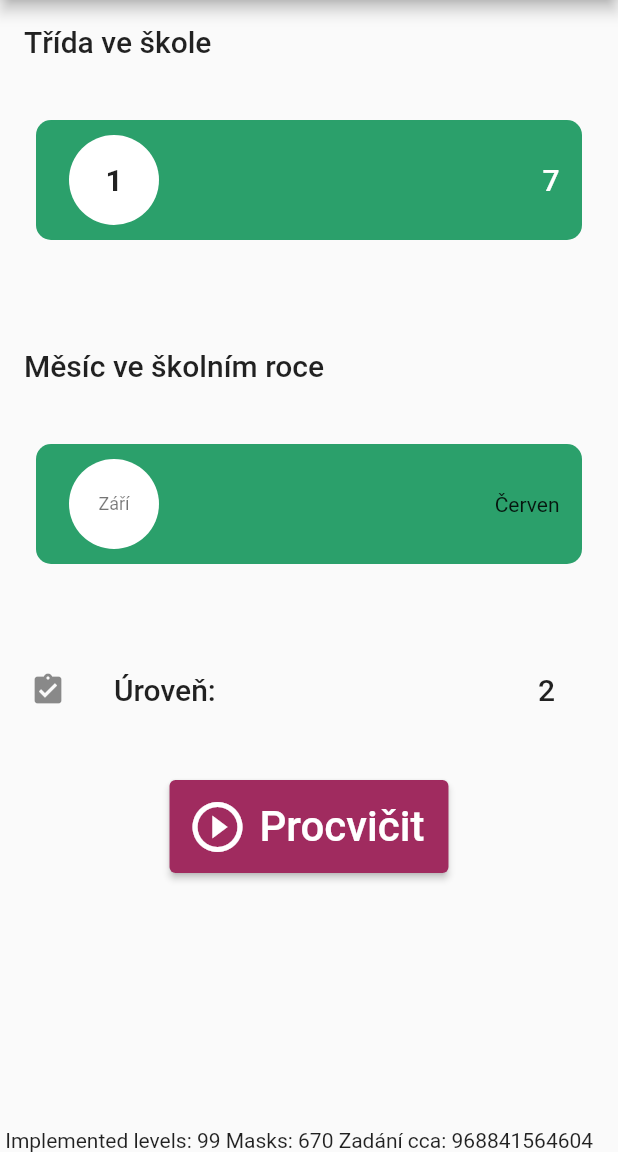
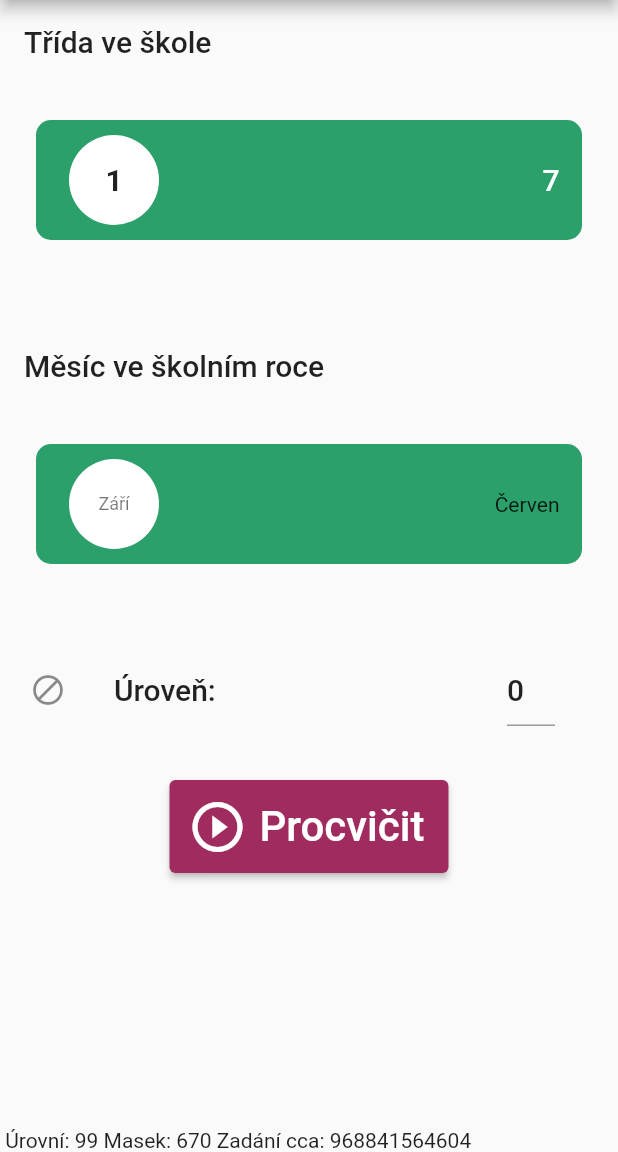
Before and after one commit to digicas/cvicebnice, a Flutter app: the screen it shows after launch, on a phone screen of 412 x 824 dp, the part 84-1236 px from its top. Run offline on Flutter 3.47's test engine with Material 2 defaults, Android fonts, the phone set to English and light mode, and no system bars.

Commit message:
all levels selectable

```diff
--- a/lib/main.dart
+++ b/lib/main.dart
@@ -46,8 +46,8 @@ class TaskListScreen extends StatelessWidget {
       appBar: AppBar(
         title: Text("Pyramidy (prototyp)"),
       ),
-      body: Builder(builder: (context) {
-        return SafeArea(
+
+      body: SafeArea(
         child: Container(
 //          color: Colors.pink,
           child: LevelSelect(
@@ -58,10 +58,12 @@ class TaskListScreen extends StatelessWidget {
               var level = LevelTree.getLevelByLevelIndex(selectedLevelIndex);
 
               if (level == null) {
-                  Scaffold.of(context).showSnackBar(SnackBar(
-                    content: Text(
-                        "Úroveň $selectedLevelIndex není ještě naimplemetovaná."),
-                  ));
+// must use builder function
+//                Scaffold.of(context).showSnackBar(SnackBar(
+//                  content: Text(
+//                      "Úroveň $selectedLevelIndex není ještě naimplemetovaná."),
+//                ));
+
               } else {
                 Navigator.push(
                   context,
@@ -73,6 +75,51 @@ class TaskListScreen extends StatelessWidget {
             },
           ),
 
+        ),
+      ),
+
+//      body: Builder(builder: (context) {
+//        return SafeArea(
+//          child: Container(
+////          color: Colors.pink,
+//            child: LevelSelect(
+//              onPlay: (int selectedLevelIndex) {
+//                print("selected level $selectedLevelIndex");
+//                // if level not yet implemented, just Toast
+//
+//                var level = LevelTree.getLevelByLevelIndex(selectedLevelIndex);
+//
+//                if (level == null) {
+//                  Scaffold.of(context).showSnackBar(SnackBar(
+//                    content: Text(
+//                        "Úroveň $selectedLevelIndex není ještě naimplemetovaná."),
+//                  ));
+//                } else {
+//                  Navigator.push(
+//                    context,
+//                    MaterialPageRoute(
+//                        builder: (context) =>
+//                            TaskScreen(level: level)),
+//                  );
+//                }
+//              },
+//            ),
+//
+//          ),
+//        );
+//      }),
+//
+
+
+      bottomNavigationBar: Text(
+          " Úrovní: ${LevelTree.levels.length} Masek: $mm Zadání cca: $totalTasks"),
+    );
+  }
+}
+
+// total combinations:
+// jen odhad vzhledem k algoritmum generovani
+//
 //          child: ListView(
 //            children: levels
 //                .map(
@@ -91,15 +138,3 @@ class TaskListScreen extends StatelessWidget {
 //                )
 //                .toList(),
 //          ),
-          ),
-        );
-      }),
-      bottomNavigationBar: Text(
-          " Implemented levels: ${LevelTree.levels.length} Masks: $mm Zadání cca: $totalTasks"),
-    );
-  }
-}
-
-// total combinations:
-// jen odhad vzhledem k algoritmum generovani
-//
--- a/lib/screens/level_select.dart
+++ b/lib/screens/level_select.dart
@@ -19,10 +19,18 @@ class _LevelSelectState extends State<LevelSelect> {
   double schoolYear = 1;
   double schoolMonth = 0;
   int levelIndex = 0;
+  final levelFieldController = TextEditingController();
+
+  @override
+  void dispose() {
+    levelFieldController.dispose();
+    super.dispose();
+  }
 
   @override
   Widget build(BuildContext context) {
-    levelIndex = LevelTree.schoolClassToLevelIndex(schoolYear.toInt(), schoolMonth.toInt());
+//    levelIndex = LevelTree.schoolClassToLevelIndex(schoolYear.toInt(), schoolMonth.toInt());
+    levelFieldController.text = levelIndex.toString();
     return SingleChildScrollView(
       child: Column(
 //              mainAxisSize: MainAxisSize.max,
@@ -42,6 +50,7 @@ class _LevelSelectState extends State<LevelSelect> {
                 onChanged: (double newValue) {
                   setState(() {
                     schoolYear = newValue;
+                    levelIndex = LevelTree.schoolClassToLevelIndex(schoolYear.toInt(), schoolMonth.toInt());
                   });
                 },
                 min: 1.0,
@@ -63,6 +72,7 @@ class _LevelSelectState extends State<LevelSelect> {
                 onChanged: (double newValue) {
                   setState(() {
                     schoolMonth = newValue;
+                    levelIndex = LevelTree.schoolClassToLevelIndex(schoolYear.toInt(), schoolMonth.toInt());
                   });
                 },
                 mapValueToString: (double value) {
@@ -95,7 +105,18 @@ class _LevelSelectState extends State<LevelSelect> {
               leading: LevelTree.getLevelByLevelIndex(levelIndex) == null
                   ? Icon(Icons.block) : Icon(Icons.assignment_turned_in),
               title: Text("Úroveň:", style: Theme.of(context).textTheme.title),
-              trailing: Text("$levelIndex", style: Theme.of(context).textTheme.title),
+//              trailing: Text("$levelIndex", style: Theme.of(context).textTheme.title),
+              trailing: SizedBox(
+                width: 32,
+                child: TextField(
+                  style: Theme.of(context).textTheme.title,
+                  controller: levelFieldController,
+                  keyboardType: TextInputType.number,
+                  onSubmitted: (text) {setState(() {levelIndex = int.parse(text);});},
+                ),
+              ),
+
+
             ),
             Container(
               height: 32,
--- a/lib/screens/triangles.dart
+++ b/lib/screens/triangles.dart
@@ -43,7 +43,7 @@ class _TaskScreenState extends State<TaskScreen> {
       ),
       body: SafeArea(
         child: Container(
-          color: Colors.grey,
+          color: Color(0xffECE6E9),
           child: Center(
             child: Funnel(
               level: widget.level,
--- a/lib/widgets/virtual_keyboard.dart
+++ b/lib/widgets/virtual_keyboard.dart
@@ -19,7 +19,7 @@ class VirtualKeyboard extends StatelessWidget {
   @override
   Widget build(BuildContext context) {
     return Container(
-      color: Colors.grey,
+      color: Color(0xffECE6E9),
       child: Column(
         mainAxisSize: MainAxisSize.min,
         mainAxisAlignment: MainAxisAlignment.center,
```
Lines whose indentation alone changed are shown as unchanged.
